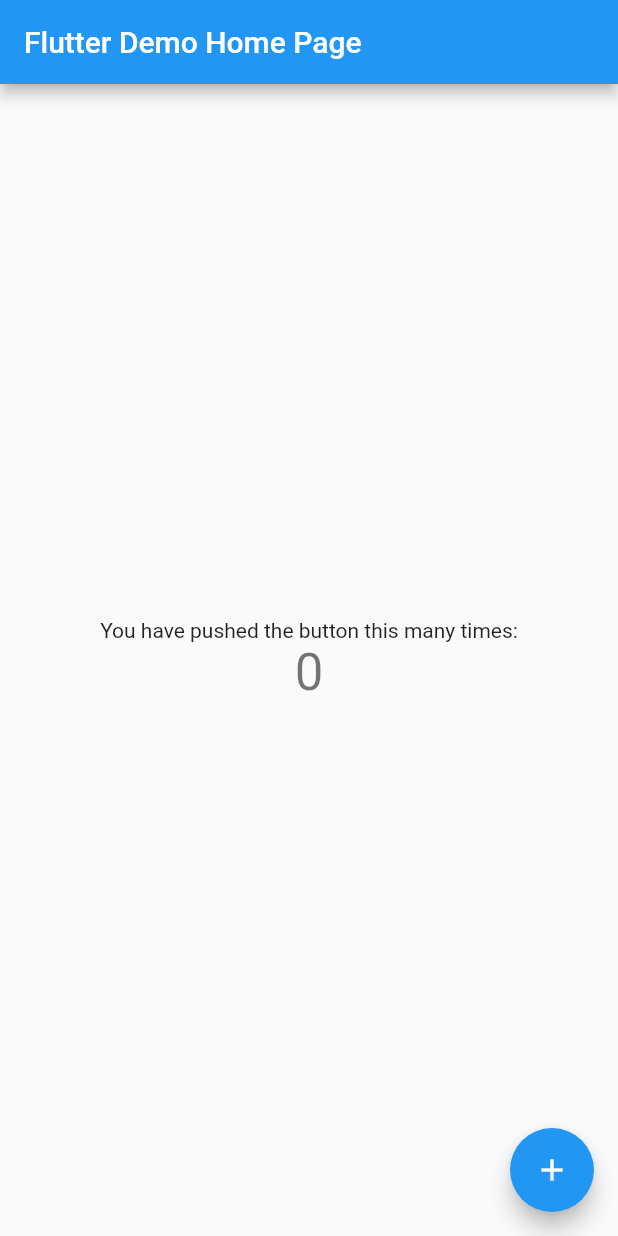
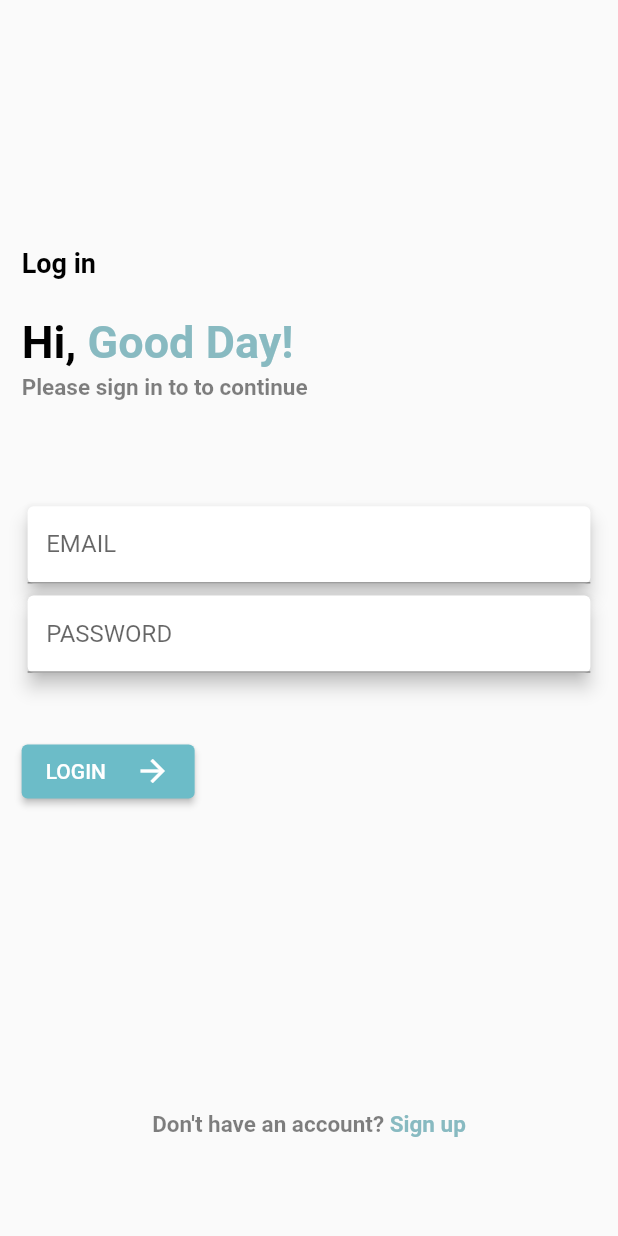
Before and after one commit to AbbasJafariTrax/easy_chat, a Flutter app: the screen it shows after launch, on a phone screen of 412 x 824 dp. Run offline on Flutter 3.47's test engine with Material 2 defaults, Android fonts, the phone set to English and light mode, and no system bars.

Commit message:
Login design completed

```diff
--- /dev/null
+++ b/lib/Const/Colors.dart
@@ -0,0 +1,5 @@
+import 'package:flutter/cupertino.dart';
+
+final Color btnColor = Color(0xFF6cbcc8);
+final Color txtColor = Color(0xFF88bac1);
+final Color splashTxtColor = Color(0xFF88bac1);
--- /dev/null
+++ b/lib/Const/Size.dart
@@ -0,0 +1,5 @@
+import 'package:flutter/cupertino.dart';
+
+Size mediaQuery(BuildContext context){
+  return MediaQuery.of(context).size;
+}
--- /dev/null
+++ b/lib/Pages/Auth/SignInPage.dart
@@ -0,0 +1,170 @@
+import 'package:easy_chat/Const/Colors.dart';
+import 'package:easy_chat/Const/Size.dart';
+import 'package:flutter/cupertino.dart';
+import 'package:flutter/material.dart';
+
+class SignInPage extends StatelessWidget {
+  final _formKey = GlobalKey<FormState>();
+  TextEditingController _emailController = TextEditingController();
+  TextEditingController _passwordController = TextEditingController();
+
+  @override
+  Widget build(BuildContext context) {
+    return Scaffold(
+      body: SingleChildScrollView(
+        padding: EdgeInsets.symmetric(
+          horizontal: mediaQuery(context).width * 0.035,
+          vertical: mediaQuery(context).height * 0.2,
+        ),
+        child: Form(
+          key: _formKey,
+          child: Column(
+            crossAxisAlignment: CrossAxisAlignment.start,
+            children: [
+              Text(
+                "Log in",
+                style: TextStyle(
+                  fontWeight: FontWeight.bold,
+                  color: Colors.black,
+                  fontSize: 18,
+                ),
+              ),
+              SizedBox(
+                height: mediaQuery(context).height * 0.03,
+              ),
+              Row(
+                children: [
+                  Text(
+                    "Hi, ",
+                    style: TextStyle(
+                      fontWeight: FontWeight.bold,
+                      color: Colors.black,
+                      fontSize: 30,
+                    ),
+                  ),
+                  Text(
+                    "Good Day!",
+                    style: TextStyle(
+                      fontWeight: FontWeight.bold,
+                      color: txtColor,
+                      fontSize: 30,
+                    ),
+                  ),
+                ],
+              ),
+              SizedBox(
+                height: mediaQuery(context).height * 0.005,
+              ),
+              Text(
+                "Please sign in to to continue",
+                style: TextStyle(
+                  fontWeight: FontWeight.bold,
+                  color: Colors.black.withOpacity(0.5),
+                  fontSize: 15,
+                ),
+              ),
+              SizedBox(
+                height: mediaQuery(context).height * 0.08,
+              ),
+              MyTextField(
+                txtController: _emailController,
+                label: "EMAIL",
+                textInputType: TextInputType.emailAddress,
+              ),
+              MyTextField(
+                txtController: _passwordController,
+                label: "PASSWORD",
+                textInputType: TextInputType.visiblePassword,
+                obscureTextField: true,
+              ),
+              SizedBox(
+                height: mediaQuery(context).height * 0.05,
+              ),
+              SizedBox(
+                height: mediaQuery(context).height * 0.05,
+                width: mediaQuery(context).width * 0.28,
+                child: Align(
+                  alignment: Alignment.centerRight,
+                  child: ElevatedButton(
+                    onPressed: () {},
+                    style: ElevatedButton.styleFrom(
+                      primary: btnColor,
+                    ),
+                    child: Row(
+                      children: [
+                        Text(
+                          "LOGIN",
+                          style: TextStyle(color: Colors.white),
+                        ),
+                        Spacer(),
+                        Icon(Icons.arrow_forward, color: Colors.white),
+                      ],
+                    ),
+                  ),
+                ),
+              ),
+              SizedBox(
+                height: mediaQuery(context).height * 0.25,
+              ),
+              Row(
+                mainAxisAlignment: MainAxisAlignment.center,
+                children: [
+                  Text(
+                    "Don't have an account? ",
+                    style: TextStyle(
+                      fontWeight: FontWeight.bold,
+                      color: Colors.black.withOpacity(0.5),
+                      fontSize: 15,
+                    ),
+                  ),
+                  Text(
+                    "Sign up",
+                    style: TextStyle(
+                      fontWeight: FontWeight.bold,
+                      color: txtColor,
+                      fontSize: 15,
+                    ),
+                  ),
+                ],
+              ),
+            ],
+          ),
+        ),
+      ),
+    );
+  }
+}
+
+class MyTextField extends StatelessWidget {
+  final String label;
+  final TextInputType textInputType;
+  final bool obscureTextField;
+
+  final TextEditingController txtController;
+
+  const MyTextField({
+    this.label,
+    this.textInputType,
+    this.txtController,
+    this.obscureTextField = false,
+  });
+
+  @override
+  Widget build(BuildContext context) {
+    return Card(
+      elevation: 5,
+      child: TextFormField(
+        controller: txtController,
+        keyboardType: textInputType,
+        obscureText: obscureTextField,
+        decoration: InputDecoration(
+          labelText: label,
+          contentPadding: EdgeInsets.symmetric(
+            horizontal: mediaQuery(context).width * 0.03,
+            vertical: mediaQuery(context).height * 0.01,
+          ),
+        ),
+      ),
+    );
+  }
+}
--- a/lib/main.dart
+++ b/lib/main.dart
@@ -1,4 +1,6 @@
 import 'package:flutter/material.dart';
+
+import './Pages/Auth/SignInPage.dart';
 
 void main() {
   runApp(MyApp());
@@ -10,56 +12,11 @@
   Widget build(BuildContext context) {
     return MaterialApp(
       title: 'Flutter Demo',
+      debugShowCheckedModeBanner: false,
       theme: ThemeData(
         primarySwatch: Colors.blue,
       ),
-      home: MyHomePage(title: 'Flutter Demo Home Page'),
+      home: SignInPage(),
     );
   }
 }
-
-class MyHomePage extends StatefulWidget {
-  MyHomePage({Key key, this.title}) : super(key: key);
-  final String title;
-
-  @override
-  _MyHomePageState createState() => _MyHomePageState();
-}
-
-class _MyHomePageState extends State<MyHomePage> {
-  int _counter = 0;
-
-  void _incrementCounter() {
-    setState(() {
-      _counter++;
-    });
-  }
-
-  @override
-  Widget build(BuildContext context) {
-    return Scaffold(
-      appBar: AppBar(
-        title: Text(widget.title),
-      ),
-      body: Center(
-        child: Column(
-          mainAxisAlignment: MainAxisAlignment.center,
-          children: <Widget>[
-            Text(
-              'You have pushed the button this many times:',
-            ),
-            Text(
-              '$_counter',
-              style: Theme.of(context).textTheme.headline4,
-            ),
-          ],
-        ),
-      ),
-      floatingActionButton: FloatingActionButton(
-        onPressed: _incrementCounter,
-        tooltip: 'Increment',
-        child: Icon(Icons.add),
-      ),
-    );
-  }
-}
```
